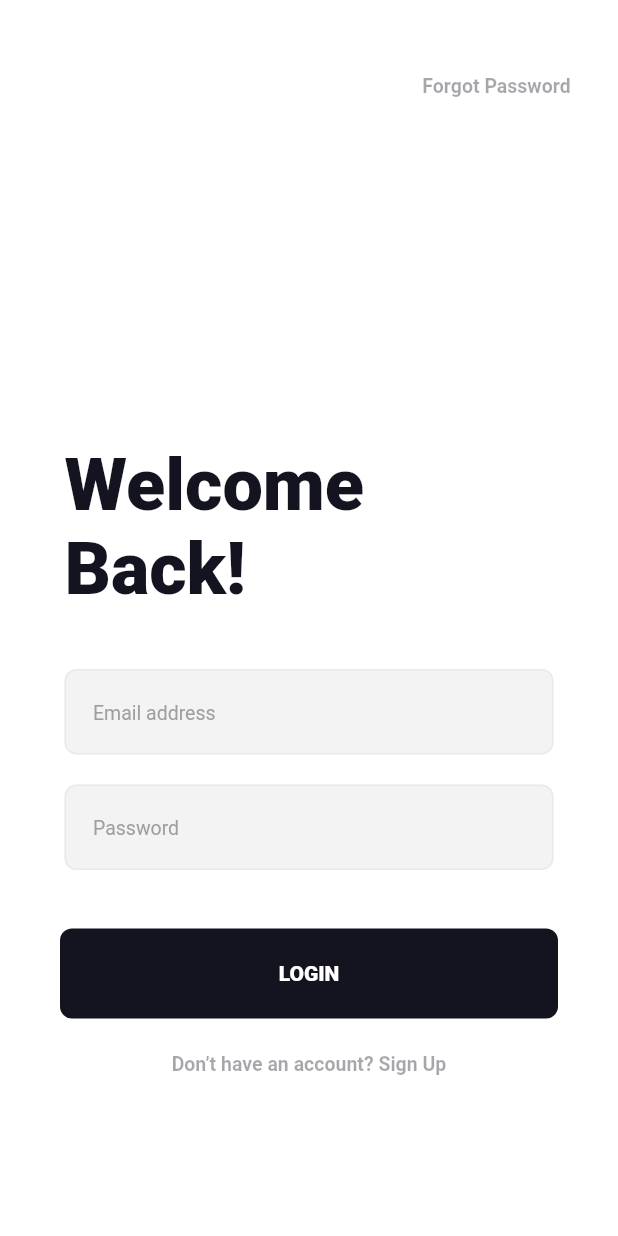
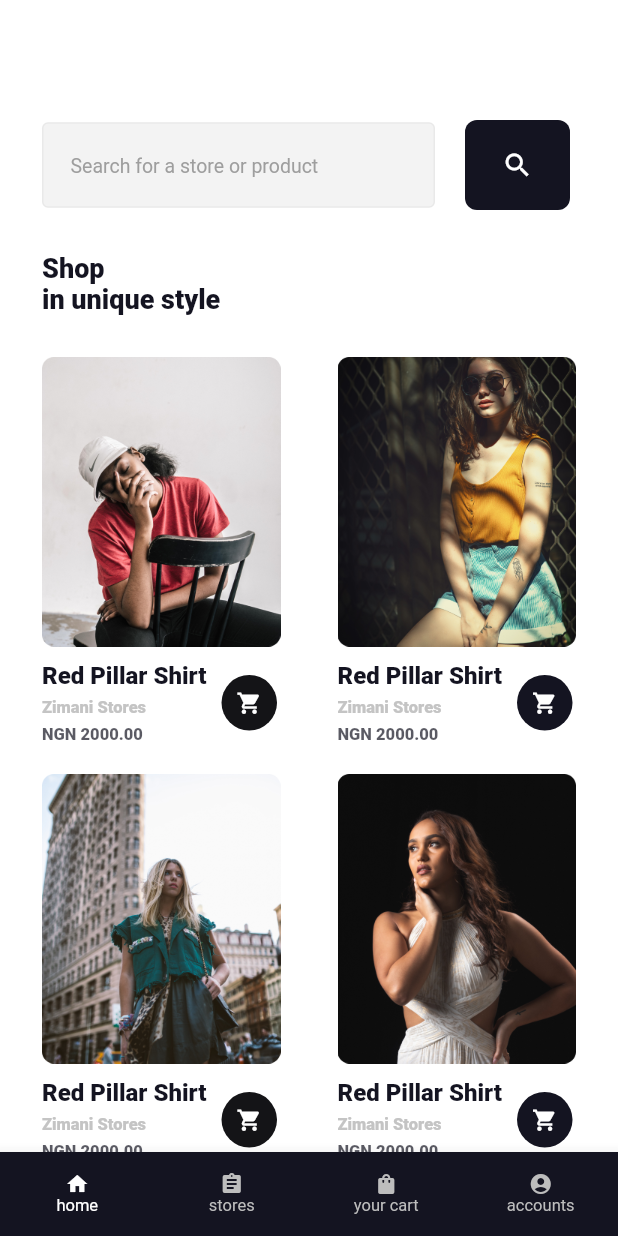
Before and after one commit to GENESDEMON/Shopee-Online-Mall, a Flutter app: the screen it shows after launch, after a tap on "LOGIN", on a phone screen of 412 x 824 dp. Run offline on Flutter 3.47's test engine with Material 2 defaults, Android fonts, the phone set to English and light mode, and no system bars; our stand-ins replace google_fonts.

Commit message:
dashboard and product details added

```diff
--- a/jumga/lib/authentication/login.dart
+++ b/jumga/lib/authentication/login.dart
@@ -2,6 +2,7 @@ import 'package:flutter/material.dart';
 import 'package:google_fonts/google_fonts.dart';
 import 'package:jumga/authentication/forgotpass.dart';
 import 'package:jumga/authentication/register.dart';
+import 'package:jumga/tabs/dashboard.dart';
 import 'package:jumga/utils/margin.dart';
 
 class Login extends StatefulWidget {
@@ -121,9 +122,16 @@ Widget input() {
   );
 }
 
-Widget button() {
+Widget button(context) {
   return GestureDetector(
-    onTap: () {},
+    onTap: () {
+      Navigator.push(
+        context,
+        MaterialPageRoute(
+          builder: (context) => Dashboard(),
+        ),
+      );
+    },
     child: Container(
       child: Padding(
         padding: EdgeInsets.only(left: 40, right: 40),
@@ -193,7 +201,7 @@ class _LoginState extends State<Login> {
             const Yheight(39),
             input(),
             const Yheight(39),
-            button(),
+            button(context),
             const Yheight(23),
             noaccount(context)
           ],
--- /dev/null
+++ b/jumga/lib/product/details.dart
@@ -0,0 +1,47 @@
+import 'package:flutter/material.dart';
+
+class Productdetails extends StatefulWidget {
+  @override
+  _ProductdetailsState createState() => _ProductdetailsState();
+}
+
+Widget image() {
+  return Container(
+    child: Image.asset(
+      'assets/images/img1.png',
+      height: 500,
+      width: double.infinity,
+      fit: BoxFit.fill,
+    ),
+  );
+}
+
+class _ProductdetailsState extends State<Productdetails> {
+  @override
+  Widget build(BuildContext context) {
+    return MaterialApp(
+      debugShowCheckedModeBanner: false,
+      home: Container(
+        decoration: BoxDecoration(
+            image: DecorationImage(
+                image: AssetImage("assets/images/img1.png"),
+                fit: BoxFit.cover)),
+        child: Scaffold(
+          backgroundColor: Colors.transparent,
+          appBar: AppBar(
+            elevation: 0,
+            backgroundColor: Colors.transparent,
+            title: Text('My App'),
+            centerTitle: true,
+            leading: IconButton(
+                icon: Icon(
+                  Icons.list,
+                  color: Colors.white,
+                ),
+                onPressed: () {}),
+          ),
+        ),
+      ),
+    );
+  }
+}
--- /dev/null
+++ b/jumga/lib/tabs/dashboard.dart
@@ -0,0 +1,530 @@
+import 'package:flutter/material.dart';
+import 'package:google_fonts/google_fonts.dart';
+import 'package:jumga/product/details.dart';
+import 'package:jumga/utils/margin.dart';
+
+class Dashboard extends StatefulWidget {
+  @override
+  _DashboardState createState() => _DashboardState();
+}
+
+Widget searcharea() {
+  return Container(
+    child: Row(
+      children: [
+        new Flexible(
+          child: Padding(
+            padding: const EdgeInsets.fromLTRB(28, 40, 20, 0),
+            child: TextField(
+              decoration: InputDecoration(
+                  filled: true,
+                  fillColor: Color(0xffC4C4C4).withOpacity(0.21),
+                  contentPadding: const EdgeInsets.all(19),
+                  hintText: 'Search for a store or product',
+                  hintStyle: TextStyle(
+                    color: Colors.grey,
+                    fontSize: 13,
+                    fontWeight: FontWeight.w400,
+                    fontStyle: FontStyle.normal,
+                  ),
+                  enabledBorder: OutlineInputBorder(
+                    borderSide: BorderSide(
+                      color: Color(0xffC4C4C4).withOpacity(0.21),
+                    ),
+                    borderRadius: BorderRadius.circular(4),
+                  )),
+            ),
+          ),
+        ),
+        Padding(
+          padding: const EdgeInsets.fromLTRB(0, 40, 32, 0),
+          child: Flexible(
+            child: GestureDetector(
+              onTap: () {},
+              child: Container(
+                child: Padding(
+                  padding: EdgeInsets.only(left: 0, right: 0),
+                  child: Container(
+                    decoration: BoxDecoration(
+                      borderRadius: BorderRadius.circular(8),
+                      color: Color(0xff141421),
+                    ),
+                    height: 60,
+                    width: 70,
+                    child: Padding(
+                      padding: EdgeInsets.fromLTRB(00.0, 0.0, 0.0, 0.0),
+                      child: Center(
+                        child: Icon(
+                          Icons.search,
+                          color: Colors.white,
+                          size: 21.0,
+                        ),
+                      ),
+                    ),
+                  ),
+                ),
+              ),
+            ),
+          ),
+        )
+      ],
+    ),
+  );
+}
+
+Widget simpletext() {
+  return Padding(
+    padding: const EdgeInsets.all(28.0),
+    child: Column(
+      mainAxisAlignment: MainAxisAlignment.start,
+      crossAxisAlignment: CrossAxisAlignment.start,
+      children: [
+        Text(
+          "Shop",
+          style: GoogleFonts.roboto(
+              color: Color(0xff141421),
+              fontSize: 18,
+              fontWeight: FontWeight.w800),
+        ),
+        Text(
+          "in unique style",
+          style: GoogleFonts.roboto(
+              color: Color(0xff141421),
+              fontSize: 18,
+              fontWeight: FontWeight.w800),
+        )
+      ],
+    ),
+  );
+}
+
+Widget images(context) {
+  return Padding(
+    padding: const EdgeInsets.fromLTRB(28, 0, 28, 0),
+    child: Column(
+      mainAxisAlignment: MainAxisAlignment.start,
+      crossAxisAlignment: CrossAxisAlignment.start,
+      children: [
+        Row(
+          children: [
+            Column(
+              crossAxisAlignment: CrossAxisAlignment.start,
+              children: [
+                GestureDetector(
+                  onTap: () {
+                    Navigator.push(
+                      context,
+                      MaterialPageRoute(
+                        builder: (context) => Productdetails(),
+                      ),
+                    );
+                  },
+                  child: Image.asset(
+                    'assets/images/img1.png',
+                    height: 193,
+                    width: 159,
+                  ),
+                ),
+                const Yheight(10),
+                Row(
+                  children: [
+                    Column(
+                      crossAxisAlignment: CrossAxisAlignment.start,
+                      children: [
+                        Text(
+                          "Red Pillar Shirt",
+                          style: GoogleFonts.roboto(
+                              color: Color(0xff141421),
+                              fontSize: 16,
+                              fontWeight: FontWeight.w800),
+                        ),
+                        const Yheight(5),
+                        Text(
+                          "Zimani Stores",
+                          style: GoogleFonts.roboto(
+                              color: Color(0xffC4C4C4),
+                              fontSize: 11,
+                              fontWeight: FontWeight.w800),
+                        ),
+                        const Yheight(5),
+                        Text(
+                          "NGN 2000.00",
+                          style: GoogleFonts.roboto(
+                              color: Color(0xff141421).withOpacity(0.7),
+                              fontSize: 11,
+                              fontWeight: FontWeight.w900),
+                        ),
+                      ],
+                    ),
+                    Padding(
+                      padding: const EdgeInsets.fromLTRB(10, 00, 2, 0),
+                      child: Flexible(
+                        child: GestureDetector(
+                          onTap: () {},
+                          child: Container(
+                            child: Padding(
+                              padding: EdgeInsets.only(left: 0, right: 0),
+                              child: Container(
+                                decoration: BoxDecoration(
+                                  borderRadius: BorderRadius.circular(100),
+                                  color: Color(0xff141417),
+                                ),
+                                height: 37,
+                                width: 37,
+                                child: Padding(
+                                  padding:
+                                      EdgeInsets.fromLTRB(00.0, 0.0, 0.0, 0.0),
+                                  child: Center(
+                                    child: Icon(
+                                      Icons.shopping_cart,
+                                      color: Colors.white,
+                                      size: 17.0,
+                                    ),
+                                  ),
+                                ),
+                              ),
+                            ),
+                          ),
+                        ),
+                      ),
+                    )
+                  ],
+                ),
+              ],
+            ),
+            Spacer(),
+            Column(
+              crossAxisAlignment: CrossAxisAlignment.start,
+              children: [
+                GestureDetector(
+                  onTap: () {
+                    Navigator.push(
+                      context,
+                      MaterialPageRoute(
+                        builder: (context) => Productdetails(),
+                      ),
+                    );
+                  },
+                  child: Image.asset(
+                    'assets/images/img2.png',
+                    height: 193,
+                    width: 159,
+                  ),
+                ),
+                const Yheight(10),
+                Row(
+                  children: [
+                    Column(
+                      crossAxisAlignment: CrossAxisAlignment.start,
+                      children: [
+                        Text(
+                          "Red Pillar Shirt",
+                          style: GoogleFonts.roboto(
+                              color: Color(0xff141421),
+                              fontSize: 16,
+                              fontWeight: FontWeight.w800),
+                        ),
+                        const Yheight(5),
+                        Text(
+                          "Zimani Stores",
+                          style: GoogleFonts.roboto(
+                              color: Color(0xffC4C4C4),
+                              fontSize: 11,
+                              fontWeight: FontWeight.w800),
+                        ),
+                        const Yheight(5),
+                        Text(
+                          "NGN 2000.00",
+                          style: GoogleFonts.roboto(
+                              color: Color(0xff141421).withOpacity(0.7),
+                              fontSize: 11,
+                              fontWeight: FontWeight.w900),
+                        ),
+                      ],
+                    ),
+                    Padding(
+                      padding: const EdgeInsets.fromLTRB(10, 00, 2, 0),
+                      child: Flexible(
+                        child: GestureDetector(
+                          onTap: () {},
+                          child: Container(
+                            child: Padding(
+                              padding: EdgeInsets.only(left: 0, right: 0),
+                              child: Container(
+                                decoration: BoxDecoration(
+                                  borderRadius: BorderRadius.circular(100),
+                                  color: Color(0xff141421),
+                                ),
+                                height: 37,
+                                width: 37,
+                                child: Padding(
+                                  padding:
+                                      EdgeInsets.fromLTRB(00.0, 0.0, 0.0, 0.0),
+                                  child: Center(
+                                    child: Icon(
+                                      Icons.shopping_cart,
+                                      color: Colors.white,
+                                      size: 17.0,
+                                    ),
+                                  ),
+                                ),
+                              ),
+                            ),
+                          ),
+                        ),
+                      ),
+                    )
+                  ],
+                ),
+              ],
+            ),
+          ],
+        ),
+        const Yheight(20),
+        Row(
+          children: [
+            Column(
+              crossAxisAlignment: CrossAxisAlignment.start,
+              children: [
+                GestureDetector(
+                  onTap: () {
+                    Navigator.push(
+                      context,
+                      MaterialPageRoute(
+                        builder: (context) => Productdetails(),
+                      ),
+                    );
+                  },
+                  child: Image.asset(
+                    'assets/images/img3.png',
+                    height: 193,
+                    width: 159,
+                  ),
+                ),
+                const Yheight(10),
+                Row(
+                  children: [
+                    Column(
+                      crossAxisAlignment: CrossAxisAlignment.start,
+                      children: [
+                        Text(
+                          "Red Pillar Shirt",
+                          style: GoogleFonts.roboto(
+                              color: Color(0xff141421),
+                              fontSize: 16,
+                              fontWeight: FontWeight.w800),
+                        ),
+                        const Yheight(5),
+                        Text(
+                          "Zimani Stores",
+                          style: GoogleFonts.roboto(
+                              color: Color(0xffC4C4C4),
+                              fontSize: 11,
+                              fontWeight: FontWeight.w800),
+                        ),
+                        const Yheight(5),
+                        Text(
+                          "NGN 2000.00",
+                          style: GoogleFonts.roboto(
+                              color: Color(0xff141421).withOpacity(0.7),
+                              fontSize: 11,
+                              fontWeight: FontWeight.w900),
+                        ),
+                      ],
+                    ),
+                    Padding(
+                      padding: const EdgeInsets.fromLTRB(10, 00, 2, 0),
+                      child: Flexible(
+                        child: GestureDetector(
+                          onTap: () {},
+                          child: Container(
+                            child: Padding(
+                              padding: EdgeInsets.only(left: 0, right: 0),
+                              child: Container(
+                                decoration: BoxDecoration(
+                                  borderRadius: BorderRadius.circular(100),
+                                  color: Color(0xff141417),
+                                ),
+                                height: 37,
+                                width: 37,
+                                child: Padding(
+                                  padding:
+                                      EdgeInsets.fromLTRB(00.0, 0.0, 0.0, 0.0),
+                                  child: Center(
+                                    child: Icon(
+                                      Icons.shopping_cart,
+                                      color: Colors.white,
+                                      size: 17.0,
+                                    ),
+                                  ),
+                                ),
+                              ),
+                            ),
+                          ),
+                        ),
+                      ),
+                    )
+                  ],
+                ),
+              ],
+            ),
+            Spacer(),
+            Column(
+              crossAxisAlignment: CrossAxisAlignment.start,
+              children: [
+                GestureDetector(
+                  onTap: () {
+                    Navigator.push(
+                      context,
+                      MaterialPageRoute(
+                        builder: (context) => Productdetails(),
+                      ),
+                    );
+                  },
+                  child: Image.asset(
+                    'assets/images/img4.png',
+                    height: 193,
+                    width: 159,
+                  ),
+                ),
+                const Yheight(10),
+                Row(
+                  children: [
+                    Column(
+                      crossAxisAlignment: CrossAxisAlignment.start,
+                      children: [
+                        Text(
+                          "Red Pillar Shirt",
+                          style: GoogleFonts.roboto(
+                              color: Color(0xff141421),
+                              fontSize: 16,
+                              fontWeight: FontWeight.w800),
+                        ),
+                        const Yheight(5),
+                        Text(
+                          "Zimani Stores",
+                          style: GoogleFonts.roboto(
+                              color: Color(0xffC4C4C4),
+                              fontSize: 11,
+                              fontWeight: FontWeight.w800),
+                        ),
+                        const Yheight(5),
+                        Text(
+                          "NGN 2000.00",
+                          style: GoogleFonts.roboto(
+                              color: Color(0xff141421).withOpacity(0.7),
+                              fontSize: 11,
+                              fontWeight: FontWeight.w900),
+                        ),
+                      ],
+                    ),
+                    Padding(
+                      padding: const EdgeInsets.fromLTRB(10, 00, 2, 0),
+                      child: Flexible(
+                        child: GestureDetector(
+                          onTap: () {},
+                          child: Container(
+                            child: Padding(
+                              padding: EdgeInsets.only(left: 0, right: 0),
+                              child: Container(
+                                decoration: BoxDecoration(
+                                  borderRadius: BorderRadius.circular(100),
+                                  color: Color(0xff141421),
+                                ),
+                                height: 37,
+                                width: 37,
+                                child: Padding(
+                                  padding:
+                                      EdgeInsets.fromLTRB(00.0, 0.0, 0.0, 0.0),
+                                  child: Center(
+                                    child: Icon(
+                                      Icons.shopping_cart,
+                                      color: Colors.white,
+                                      size: 17.0,
+                                    ),
+                                  ),
+                                ),
+                              ),
+                            ),
+                          ),
+                        ),
+                      ),
+                    )
+                  ],
+                ),
+              ],
+            ),
+          ],
+        ),
+      ],
+    ),
+  );
+}
+
+class _DashboardState extends State<Dashboard> {
+  bool _isLoading = true;
+  int _selectedIndex = 0;
+  List<Widget> _tabPages = [];
+  void _onItemSelected(int index) {
+    if (_isLoading) return;
+    setState(() {
+      _selectedIndex = index;
+    });
+  }
+
+  @override
+  Widget build(BuildContext context) {
+    return MaterialApp(
+      debugShowCheckedModeBanner: false,
+      home: Scaffold(
+        backgroundColor: Colors.white,
+        body: ListView(
+            shrinkWrap: true,
+            physics: ScrollPhysics(),
+            children: <Widget>[
+              const Yheight(40),
+              searcharea(),
+              simpletext(),
+              images(context),
+            ]),
+        bottomNavigationBar: Column(
+          mainAxisSize: MainAxisSize.min,
+          mainAxisAlignment: MainAxisAlignment.center,
+          crossAxisAlignment: CrossAxisAlignment.center,
+          children: [
+            BottomNavigationBar(
+              items: <BottomNavigationBarItem>[
+                BottomNavigationBarItem(
+                  icon: Icon(Icons.home),
+                  label: 'home',
+                ),
+                BottomNavigationBarItem(
+                  icon: Icon(Icons.assignment),
+                  label: 'stores',
+                ),
+                BottomNavigationBarItem(
+                  icon: Icon(Icons.shopping_bag),
+                  label: 'your cart',
+                ),
+                BottomNavigationBarItem(
+                  icon: Icon(Icons.account_circle),
+                  label: 'accounts',
+                ),
+              ],
+              type: BottomNavigationBarType.fixed,
+              backgroundColor: Color(0xff141421),
+              currentIndex: _selectedIndex,
+              onTap: _isLoading ? (i) {} : _onItemSelected,
+              selectedItemColor: Colors.white,
+              unselectedItemColor: Colors.grey[400],
+              showUnselectedLabels: true,
+              iconSize: 16,
+              selectedLabelStyle: TextStyle(fontSize: 11),
+              unselectedLabelStyle: TextStyle(fontSize: 11),
+            ),
+          ],
+        ),
+      ),
+    );
+  }
+}
--- a/jumga/pubspec.yaml
+++ b/jumga/pubspec.yaml
@@ -47,8 +47,8 @@ flutter:
   uses-material-design: true
 
   # To add assets to your application, add an assets section, like this:
-  # assets:
-  #   - images/a_dot_burr.jpeg
+  assets:
+      - assets/images/
   #   - images/a_dot_ham.jpeg
 
   # An image asset can refer to one or more resolution-specific "variants", see
```
Also changed, not shown: jumga/assets/images/img1.png (added), jumga/assets/images/img2.png (added), jumga/assets/images/img3.png (added), jumga/assets/images/img4.png (added), jumga/lib/tabs/account.dart (added), jumga/lib/tabs/cart.dart (added), jumga/lib/tabs/stores.dart (added), 1 other file.
